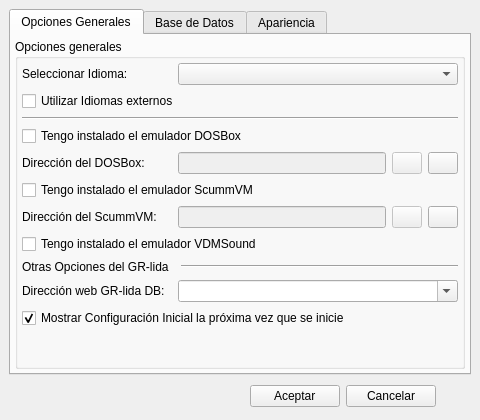
This is ui/opciones.ui in Monthy/gr-lida as Qt 5 draws it before an edit. The edited form follows.
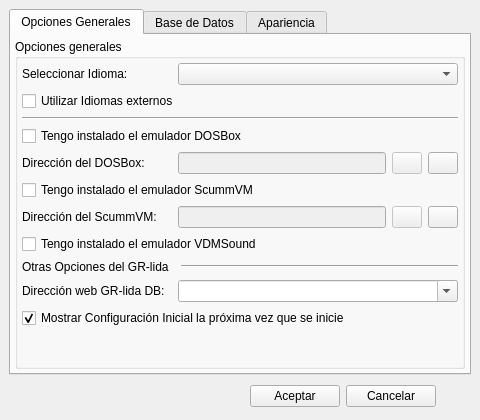
This is the edited form. Icons and pictures are not drawn.

Patch:
```diff
--- a/ui/opciones.ui
+++ b/ui/opciones.ui
@@ -1132,7 +1132,7 @@
         </size>
        </property>
        <property name="text" >
-        <string>  Aceptar  </string>
+        <string>Aceptar</string>
        </property>
        <property name="icon" >
         <iconset resource="../res/grlida.qrc" >:/img16/aplicar.png</iconset>
```
Left out of the diff: 2 changed lines with no effect on the pictures.
